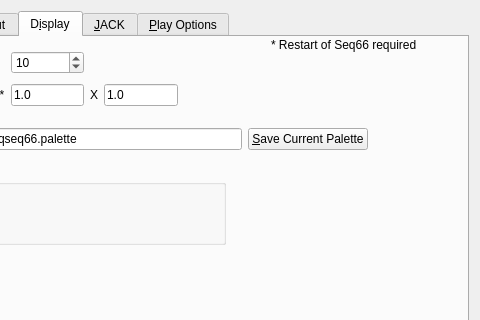
Above: seq_qt5/forms/qseditoptions.ui from ahlstromcj/seq66 before the change; both pictures show x 158 to 638 and y 0 to 320 of the 638 by 672 pixel window. Below: the same form after it.
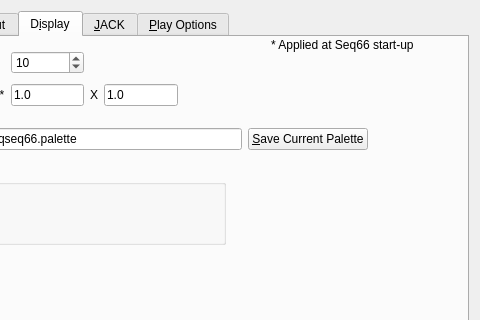
That is the form after the change. The open tabs and pages were chosen to show the change.

Patch:
```diff
--- a/seq_qt5/forms/qseditoptions.ui
+++ b/seq_qt5/forms/qseditoptions.ui
@@ -515,7 +515,7 @@
         </rect>
        </property>
        <property name="text">
-        <string>* Restart of Seq66 required</string>
+        <string>* Applied at Seq66 start-up</string>
        </property>
       </widget>
       <widget class="QWidget" name="layoutWidgetOp">
```
